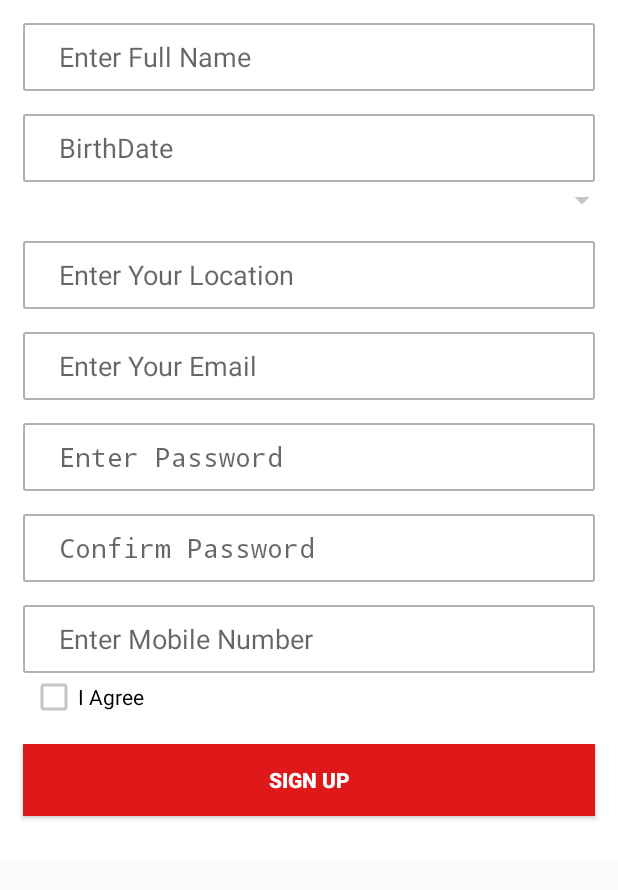
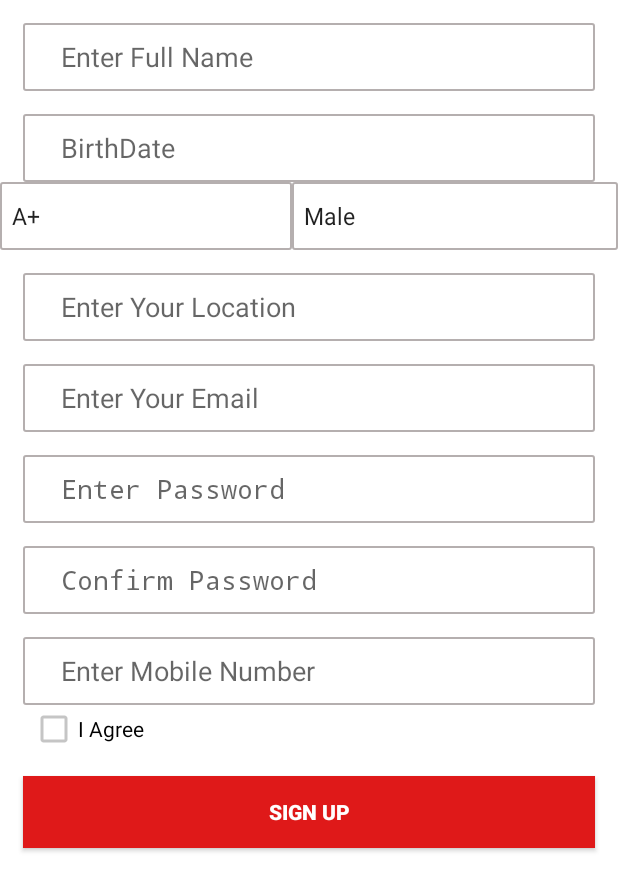
Before and after one commit to aldaboubi/MyApplication, an Android app: the seconedActivity screen opened directly, with no data from a screen before it, on a phone screen of 412 x 824 dp. Shown: the top 890 px of the screen. Run offline under Robolectric (Android 15) with nearby library versions, the phone set to English and light mode, and no system bars.

Commit message:
String a = b

```diff
--- a/app/src/main/res/layout/activity_r_indivisual.xml
+++ b/app/src/main/res/layout/activity_r_indivisual.xml
@@ -19,55 +19,120 @@
 
             <EditText
                 android:id="@+id/editText_email"
+                android:layout_width="match_parent"
+                android:layout_height="wrap_content"
+                android:layout_marginLeft="15dp"
+                android:layout_marginTop="15dp"
+                android:layout_marginBottom="0dp"
+                android:layout_marginRight="15dp"
                 android:hint="Enter Full Name"
                 android:inputType="textPersonName"
-                style="@style/styleEditText" />
+                android:paddingLeft="25dp"
+                android:background="@drawable/border_style" />
 
             <EditText
                 android:id="@+id/bdate"
+                android:layout_width="match_parent"
+                android:layout_height="wrap_content"
+                android:layout_marginLeft="15dp"
+                android:layout_marginTop="15dp"
+                android:layout_marginBottom="0dp"
+                android:layout_marginRight="15dp"
                 android:hint="BirthDate"
                 android:inputType="date"
-                style="@style/styleEditText" />
+                android:paddingLeft="25dp"
+                android:background="@drawable/border_style" />
 
-            <Spinner
+            <LinearLayout
+                android:orientation="horizontal"
+                android:layout_width="match_parent"
+                android:layout_height="wrap_content">
+
+                <Spinner
+                    android:layout_width="wrap_content"
+                    android:layout_height="wrap_content"
+                    android:id="@+id/spinnerListBlood"
+                    android:layout_weight="1"
+                    android:entries="@array/choose_blood"
+                    android:background="@drawable/border_style" />
+
+                />
+
+
+                <Spinner
+                    android:layout_width="wrap_content"
+                    android:layout_height="wrap_content"
+                    android:id="@+id/spinnerGender"
+                    android:layout_weight="1"
+                    android:entries="@array/gender"
+                    android:background="@drawable/border_style" />
+
+                />
+            </LinearLayout>
+
+            <EditText
                 android:layout_width="match_parent"
                 android:layout_height="wrap_content"
-                android:id="@+id/spinner2"
-                style="15" />
+                android:id="@+id/editText7"
+                android:hint="Enter Your Location"
+                android:layout_marginLeft="15dp"
+                android:layout_marginTop="15dp"
+                android:layout_marginBottom="0dp"
+                android:layout_marginRight="15dp"
+                android:paddingLeft="25dp"
+                android:background="@drawable/border_style"/>
 
             <EditText
-
-                android:id="@+id/editText7"
-                android:hint="Enter Your Location"
-                style="@style/styleEditText"/>
-
-            <EditText
-
+                android:layout_width="match_parent"
+                android:layout_height="wrap_content"
                 android:inputType="textEmailAddress"
                 android:id="@+id/editText8"
                 android:hint="Enter Your Email"
-                style="@style/styleEditText" />
+                android:layout_marginLeft="15dp"
+                android:layout_marginTop="15dp"
+                android:layout_marginBottom="0dp"
+                android:layout_marginRight="15dp"
+                android:paddingLeft="25dp"
+                android:background="@drawable/border_style" />
 
             <EditText
-
+                android:layout_width="match_parent"
+                android:layout_height="wrap_content"
                 android:inputType="textPassword"
                 android:id="@+id/editText9"
                 android:hint="Enter Password"
-                style="@style/styleEditText" />
+                android:layout_marginLeft="15dp"
+                android:layout_marginTop="15dp"
+                android:layout_marginBottom="0dp"
+                android:layout_marginRight="15dp"
+                android:paddingLeft="25dp"
+                android:background="@drawable/border_style" />
 
             <EditText
-
+                android:layout_width="match_parent"
+                android:layout_height="wrap_content"
                 android:inputType="textPassword"
                 android:id="@+id/editText10"
                 android:hint="Confirm Password"
-                style="@style/styleEditText" />
+                android:layout_marginLeft="15dp"
+                android:layout_marginTop="15dp"
+                android:layout_marginBottom="0dp"
+                android:layout_marginRight="15dp"
+                android:paddingLeft="25dp"
+                android:background="@drawable/border_style" />
 
             <EditText
-
+                android:layout_width="match_parent"
+                android:layout_height="wrap_content"
                 android:inputType="phone"
                 android:id="@+id/editText11"
                 android:hint="Enter Mobile Number"
-                style="@style/styleEditText" />
+                android:layout_marginLeft="15dp"
+                android:layout_marginTop="15dp"
+                android:layout_marginBottom="0dp"
+                android:layout_marginRight="15dp"
+                android:paddingLeft="25dp"
+                android:background="@drawable/border_style" />
 
             <CheckBox
                 android:layout_width="wrap_content"
--- a/app/src/main/res/values/strings.xml
+++ b/app/src/main/res/values/strings.xml
@@ -2,7 +2,25 @@
     <string name="app_name">eBlood</string>
     <string name="drawer_open">drawer open</string>
     <string name="drawer_close">drawer close</string>
-    <string name="a">c</string>
+
+
+    <string-array name="gender">
+        <item>Male</item>
+        <item>Female</item>
+    </string-array>
+
+
+    <string-array name="choose_blood">
+        <item>A+</item>
+        <item>A-</item>
+        <item>B+</item>
+        <item>B-</item>
+        <item>AB+</item>
+        <item>AB-</item>
+        <item>O+</item>
+        <item>O-</item>
+    </string-array>
+
 
 
 </resources>
```
